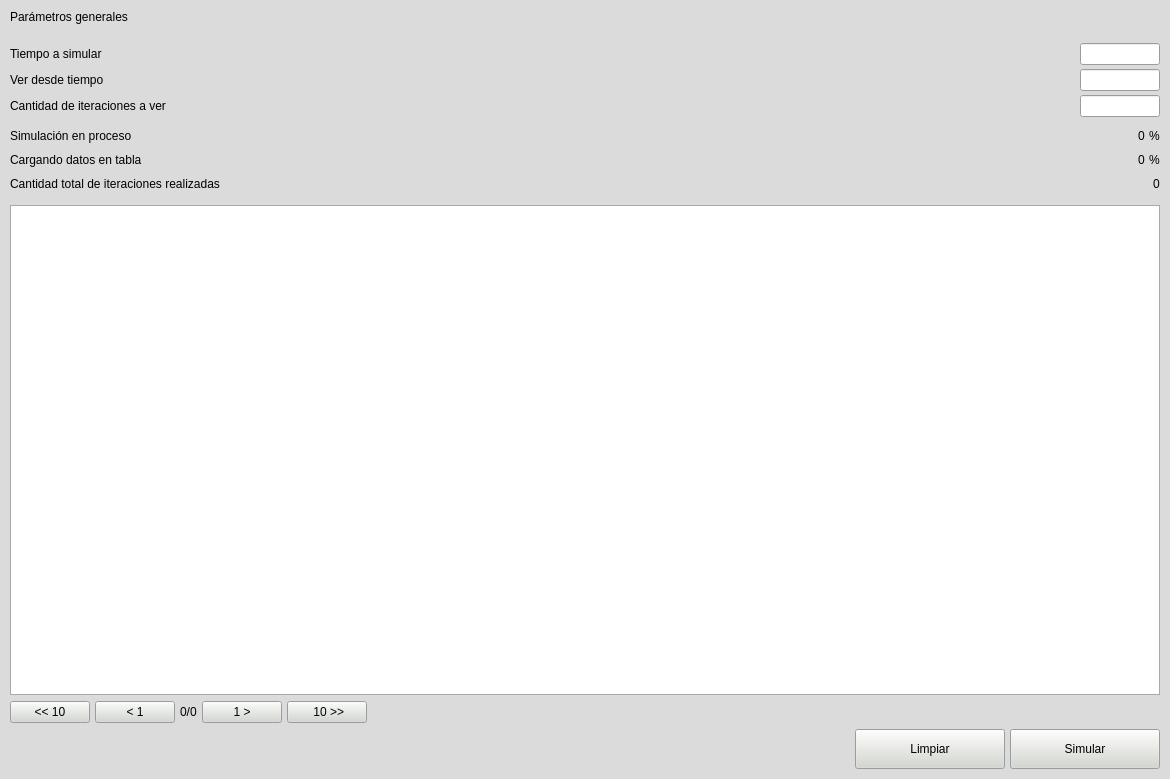
The window that supermercado/interfaz/ventana_supermercado.ui (MMariatti/final_sim) describes before a commit, drawn with Qt 5.
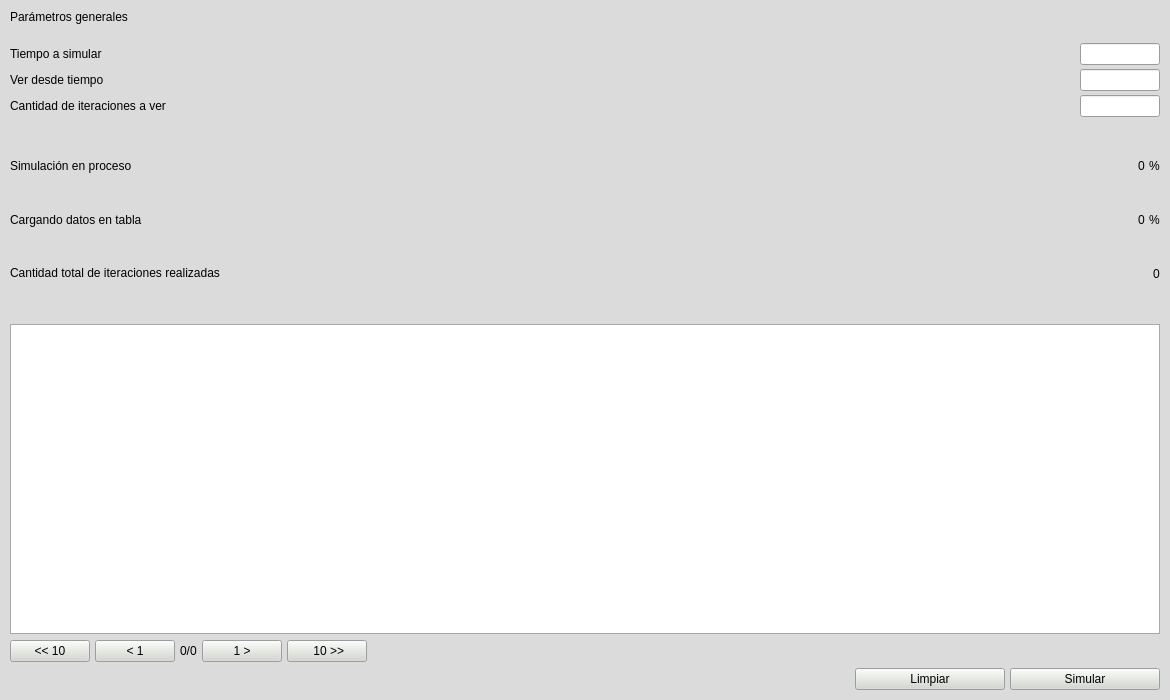
The same window after the commit. Icons and pictures are not drawn.

Commit message: MAs cambios en ajustes de ventana

```diff
--- a/supermercado/interfaz/ventana_supermercado.ui
+++ b/supermercado/interfaz/ventana_supermercado.ui
@@ -7,13 +7,19 @@
     <x>0</x>
     <y>0</y>
     <width>1170</width>
-    <height>779</height>
+    <height>700</height>
    </rect>
   </property>
+  <property name="sizePolicy">
+   <sizepolicy hsizetype="Fixed" vsizetype="Fixed">
+    <horstretch>0</horstretch>
+    <verstretch>0</verstretch>
+   </sizepolicy>
+  </property>
   <property name="minimumSize">
    <size>
     <width>0</width>
-    <height>779</height>
+    <height>700</height>
    </size>
   </property>
   <property name="palette">
@@ -472,6 +478,12 @@
    </size>
   </property>
   <widget class="QWidget" name="central_widget">
+   <property name="sizePolicy">
+    <sizepolicy hsizetype="Fixed" vsizetype="Fixed">
+     <horstretch>0</horstretch>
+     <verstretch>0</verstretch>
+    </sizepolicy>
+   </property>
    <layout class="QGridLayout" name="gridLayout">
     <property name="leftMargin">
      <number>10</number>
@@ -511,7 +523,7 @@
         <property name="minimumSize">
          <size>
           <width>150</width>
-          <height>40</height>
+          <height>0</height>
          </size>
         </property>
         <property name="text">
@@ -524,7 +536,7 @@
         <property name="minimumSize">
          <size>
           <width>150</width>
-          <height>40</height>
+          <height>0</height>
          </size>
         </property>
         <property name="text">
@@ -1029,10 +1041,16 @@
     </item>
     <item row="1" column="0">
      <widget class="QTableWidget" name="grid_iteraciones_simuladas">
+      <property name="sizePolicy">
+       <sizepolicy hsizetype="Fixed" vsizetype="Fixed">
+        <horstretch>0</horstretch>
+        <verstretch>0</verstretch>
+       </sizepolicy>
+      </property>
       <property name="minimumSize">
        <size>
         <width>1150</width>
-        <height>350</height>
+        <height>310</height>
        </size>
       </property>
       <attribute name="horizontalHeaderDefaultSectionSize">
```
